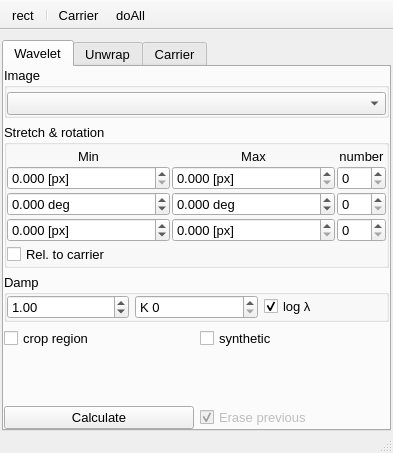
This is plugins/Wavelet/Wavelet.ui in NeutrinoToolkit/Neutrino as Qt 5 draws it before an edit. The edited form follows.
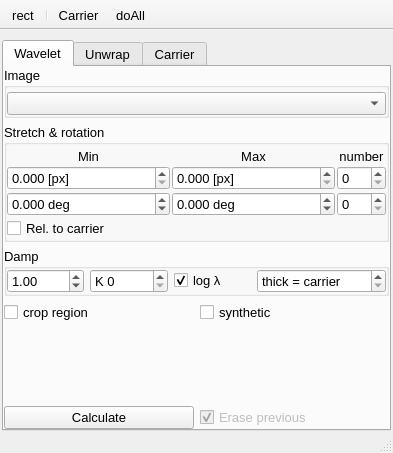
This is the edited form. Icons and pictures are not drawn.

Commit message: wavelet: remove the scan in thickness which was biased. Added symmetric abel

What changed in the file:
```diff
--- a/plugins/Wavelet/Wavelet.ui
+++ b/plugins/Wavelet/Wavelet.ui
@@ -107,7 +107,7 @@
           <property name="title">
            <string>Stretch &amp;&amp; rotation</string>
           </property>
-          <layout class="QGridLayout" name="gridLayout_7" rowstretch="0,0,0,0,0" columnstretch="1,1,0">
+          <layout class="QGridLayout" name="gridLayout_7" rowstretch="0,0,0,0" columnstretch="1,1,0">
            <property name="leftMargin">
             <number>0</number>
            </property>
@@ -248,7 +248,7 @@
              </property>
             </widget>
            </item>
-           <item row="4" column="0" colspan="3">
+           <item row="3" column="0" colspan="3">
             <widget class="QWidget" name="widget" native="true">
              <layout class="QGridLayout" name="gridLayout_11" columnstretch="0,0,0">
               <property name="leftMargin">
@@ -345,63 +345,6 @@
              </property>
             </widget>
            </item>
-           <item row="3" column="0">
-            <widget class="QDoubleSpinBox" name="minThick">
-             <property name="suffix">
-              <string> [px]</string>
-             </property>
-             <property name="decimals">
-              <number>3</number>
-             </property>
-             <property name="minimum">
-              <double>-360.000000000000000</double>
-             </property>
-             <property name="maximum">
-              <double>360.000000000000000</double>
-             </property>
-             <property name="neutrinoSave" stdset="0">
-              <bool>true</bool>
-             </property>
-            </widget>
-           </item>
-           <item row="3" column="1">
-            <widget class="QDoubleSpinBox" name="maxThick">
-             <property name="suffix">
-              <string> [px]</string>
-             </property>
-             <property name="decimals">
-              <number>3</number>
-             </property>
-             <property name="minimum">
-              <double>0.000000000000000</double>
-             </property>
-             <property name="maximum">
-              <double>9999.000000000000000</double>
-             </property>
-             <property name="singleStep">
-              <double>0.100000000000000</double>
-             </property>
-             <property name="neutrinoSave" stdset="0">
-              <bool>true</bool>
-             </property>
-            </widget>
-           </item>
-           <item row="3" column="2">
-            <widget class="QSpinBox" name="numThick">
-             <property name="minimum">
-              <number>0</number>
-             </property>
-             <property name="maximum">
-              <number>999</number>
-             </property>
-             <property name="value">
-              <number>0</number>
-             </property>
-             <property name="neutrinoSave" stdset="0">
-              <bool>true</bool>
-             </property>
-            </widget>
-           </item>
           </layout>
          </widget>
         </item>
@@ -580,6 +523,31 @@
              </property>
             </widget>
            </item>
+           <item row="0" column="3">
+            <widget class="QDoubleSpinBox" name="thick">
+             <property name="toolTip">
+              <string>Thickness: half width (1/e) of the analysis window along the fringes (px, or times the carrier interfringe with Rel. to carrier). Longer averages more noise away but is biased where the fringes bend. 0: the interfringe of the carrier</string>
+             </property>
+             <property name="specialValueText">
+              <string>thick = carrier</string>
+             </property>
+             <property name="prefix">
+              <string>thick </string>
+             </property>
+             <property name="suffix">
+              <string> [px]</string>
+             </property>
+             <property name="decimals">
+              <number>2</number>
+             </property>
+             <property name="maximum">
+              <double>9999.000000000000000</double>
+             </property>
+             <property name="neutrinoSave" stdset="0">
+              <bool>true</bool>
+             </property>
+            </widget>
+           </item>
           </layout>
          </widget>
         </item>
```
Left out of the diff: 3 changed lines with no effect on the pictures. The commit also changes 11 other files.
